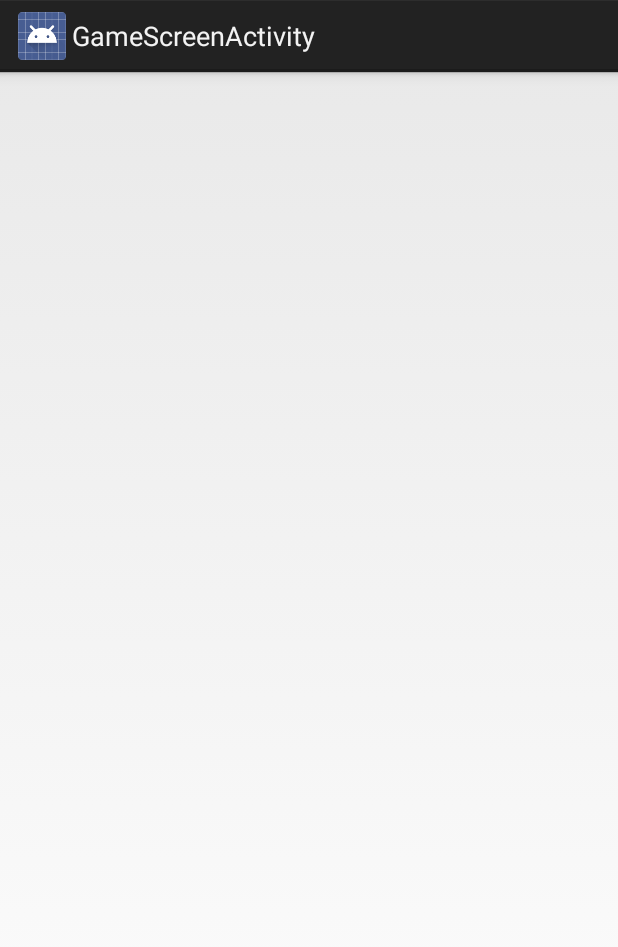
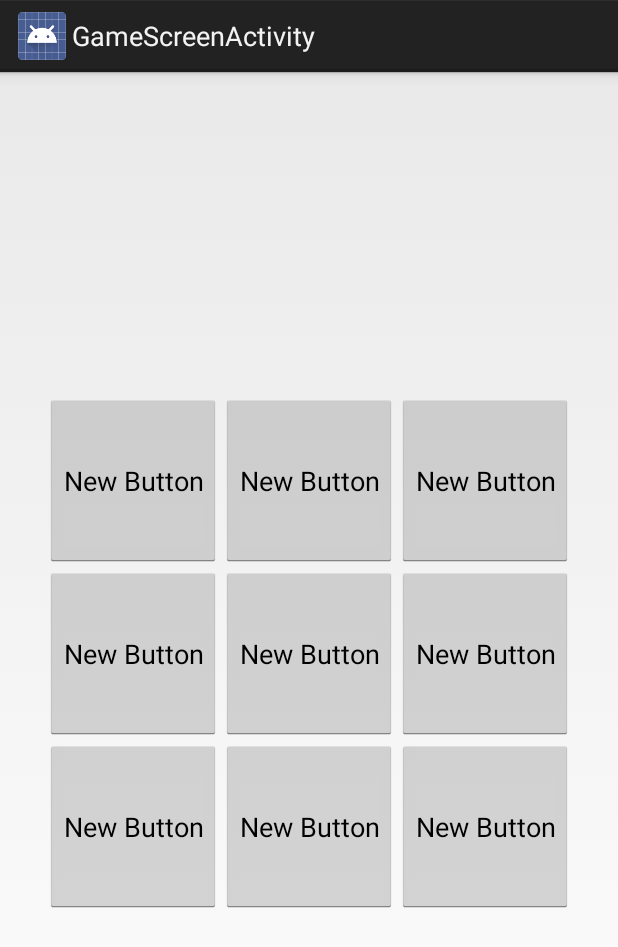
Before and after one commit to SkyLegend/TicTacToe, an Android app: the GameScreenActivity screen opened directly, with no data from a screen before it, on a phone screen of 412 x 824 dp. Shown: the top 947 px of the screen. Run offline under Robolectric (Android 15) with nearby library versions, the phone set to English and light mode, and no system bars.

Commit message:
game screen layout

```diff
--- a/TicTacToe/src/main/res/layout/activity_game_screen.xml
+++ b/TicTacToe/src/main/res/layout/activity_game_screen.xml
@@ -8,4 +8,97 @@
     android:paddingBottom="@dimen/activity_vertical_margin"
     tools:context=".GameScreenActivity">
 
+    <LinearLayout
+        android:orientation="vertical"
+        android:layout_width="wrap_content"
+        android:layout_height="wrap_content"
+        android:layout_centerVertical="true"
+        android:layout_centerHorizontal="true">
+
+        <LinearLayout
+            android:layout_width="wrap_content"
+            android:layout_height="wrap_content"
+            android:layout_below="@+id/linearLayout2"
+            android:layout_centerHorizontal="true">
+
+            <Button
+                android:layout_width="wrap_content"
+                android:layout_height="115dp"
+                android:text="New Button"
+                android:id="@+id/button7"
+                android:layout_gravity="center_horizontal|top" />
+
+            <Button
+                android:layout_width="wrap_content"
+                android:layout_height="115dp"
+                android:text="New Button"
+                android:id="@+id/button8"
+                android:layout_gravity="center_horizontal|top" />
+
+            <Button
+                android:layout_width="wrap_content"
+                android:layout_height="115dp"
+                android:text="New Button"
+                android:id="@+id/button9"
+                android:layout_gravity="center_horizontal|top" />
+        </LinearLayout>
+
+        <LinearLayout
+            android:layout_width="wrap_content"
+            android:layout_height="wrap_content"
+            android:layout_below="@+id/linearLayout"
+            android:layout_centerHorizontal="true"
+            android:id="@+id/linearLayout2">
+
+            <Button
+                android:layout_width="wrap_content"
+                android:layout_height="115dp"
+                android:text="New Button"
+                android:id="@+id/button4"
+                android:layout_gravity="center_horizontal|top" />
+
+            <Button
+                android:layout_width="wrap_content"
+                android:layout_height="115dp"
+                android:text="New Button"
+                android:id="@+id/button5"
+                android:layout_gravity="center_horizontal|top" />
+
+            <Button
+                android:layout_width="wrap_content"
+                android:layout_height="115dp"
+                android:text="New Button"
+                android:id="@+id/button6"
+                android:layout_gravity="center_horizontal|top" />
+        </LinearLayout>
+
+        <LinearLayout
+            android:layout_width="wrap_content"
+            android:layout_height="wrap_content"
+            android:layout_alignParentTop="true"
+            android:layout_centerHorizontal="true"
+            android:id="@+id/linearLayout">
+
+            <Button
+                android:layout_width="wrap_content"
+                android:layout_height="115dp"
+                android:text="New Button"
+                android:id="@+id/button"
+                android:layout_gravity="center_horizontal|top" />
+
+            <Button
+                android:layout_width="wrap_content"
+                android:layout_height="115dp"
+                android:text="New Button"
+                android:id="@+id/button2"
+                android:layout_gravity="center_horizontal|top" />
+
+            <Button
+                android:layout_width="wrap_content"
+                android:layout_height="115dp"
+                android:text="New Button"
+                android:id="@+id/button3"
+                android:layout_gravity="center_horizontal|top" />
+        </LinearLayout>
+    </LinearLayout>
 </RelativeLayout>
```
